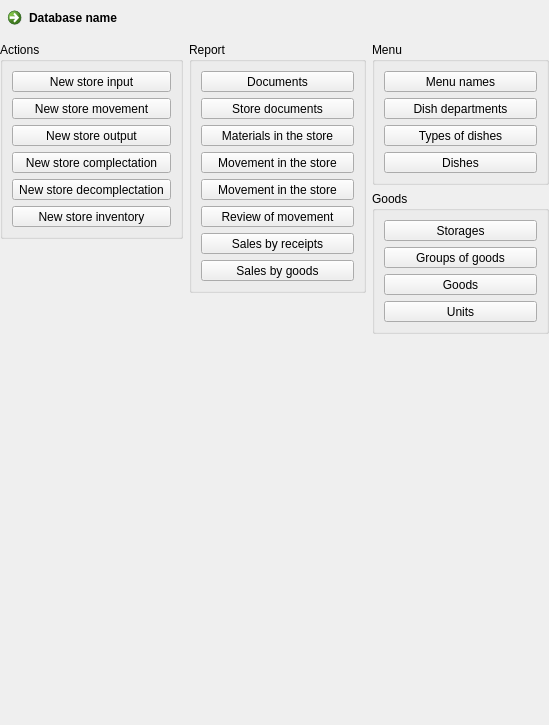
Old version of the form FrontDesk/c5welcomepage.ui in the repository End1-1/Cafe5.
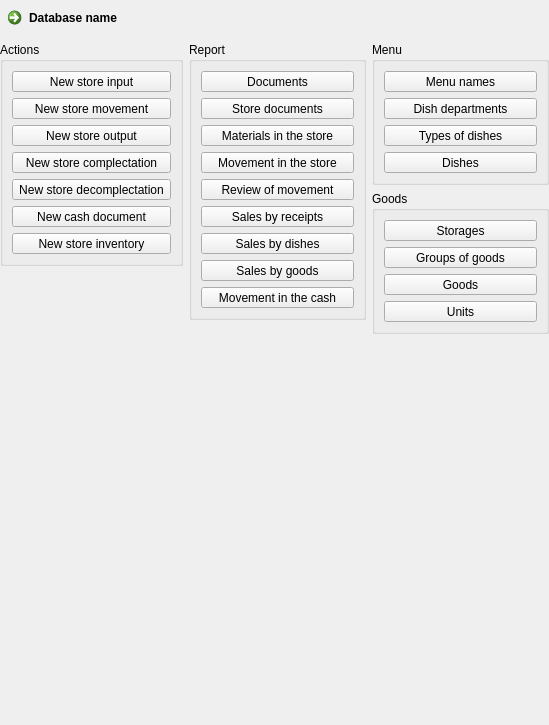
New version of the form. Icons and pictures are not drawn.

The edit to the form file:
```diff
--- a/FrontDesk/c5welcomepage.ui
+++ b/FrontDesk/c5welcomepage.ui
@@ -434,6 +434,35 @@
            </property>
           </widget>
          </item>
+         <item>
+          <widget class="QToolButton" name="btnNewCashDocument">
+           <property name="sizePolicy">
+            <sizepolicy hsizetype="Preferred" vsizetype="Fixed">
+             <horstretch>0</horstretch>
+             <verstretch>0</verstretch>
+            </sizepolicy>
+           </property>
+           <property name="focusPolicy">
+            <enum>Qt::NoFocus</enum>
+           </property>
+           <property name="text">
+            <string>New cash document</string>
+           </property>
+           <property name="icon">
+            <iconset resource="../resources/res.qrc">
+             <normaloff>:/cash.png</normaloff>:/cash.png</iconset>
+           </property>
+           <property name="iconSize">
+            <size>
+             <width>16</width>
+             <height>16</height>
+            </size>
+           </property>
+           <property name="toolButtonStyle">
+            <enum>Qt::ToolButtonTextUnderIcon</enum>
+           </property>
+          </widget>
+         </item>
          <item>
           <widget class="QToolButton" name="btnNewStoreInventory">
            <property name="sizePolicy">
@@ -575,25 +604,8 @@
              <verstretch>0</verstretch>
             </sizepolicy>
            </property>
-           <property name="text">
-            <string>Movement in the store</string>
-           </property>
-           <property name="icon">
-            <iconset resource="../resources/res.qrc">
-             <normaloff>:/documents.png</normaloff>:/documents.png</iconset>
-           </property>
-           <property name="toolButtonStyle">
-            <enum>Qt::ToolButtonTextUnderIcon</enum>
-           </property>
-          </widget>
-         </item>
-         <item>
-          <widget class="QToolButton" name="btnMovementInStore_2">
-           <property name="sizePolicy">
-            <sizepolicy hsizetype="Preferred" vsizetype="Fixed">
-             <horstretch>0</horstretch>
-             <verstretch>0</verstretch>
-            </sizepolicy>
+           <property name="focusPolicy">
+            <enum>Qt::NoFocus</enum>
            </property>
            <property name="text">
             <string>Movement in the store</string>
@@ -647,6 +659,29 @@
            </property>
           </widget>
          </item>
+         <item>
+          <widget class="QToolButton" name="btnSaleDishes">
+           <property name="sizePolicy">
+            <sizepolicy hsizetype="Preferred" vsizetype="Fixed">
+             <horstretch>0</horstretch>
+             <verstretch>0</verstretch>
+            </sizepolicy>
+           </property>
+           <property name="focusPolicy">
+            <enum>Qt::NoFocus</enum>
+           </property>
+           <property name="text">
+            <string>Sales by dishes</string>
+           </property>
+           <property name="icon">
+            <iconset resource="../resources/res.qrc">
+             <normaloff>:/graph.png</normaloff>:/graph.png</iconset>
+           </property>
+           <property name="toolButtonStyle">
+            <enum>Qt::ToolButtonTextUnderIcon</enum>
+           </property>
+          </widget>
+         </item>
          <item>
           <widget class="QToolButton" name="btnSaleOfItems">
            <property name="sizePolicy">
@@ -667,6 +702,29 @@
            </property>
           </widget>
          </item>
+         <item>
+          <widget class="QToolButton" name="btnCashMovement">
+           <property name="sizePolicy">
+            <sizepolicy hsizetype="Preferred" vsizetype="Fixed">
+             <horstretch>0</horstretch>
+             <verstretch>0</verstretch>
+            </sizepolicy>
+           </property>
+           <property name="focusPolicy">
+            <enum>Qt::NoFocus</enum>
+           </property>
+           <property name="text">
+            <string>Movement in the cash</string>
+           </property>
+           <property name="icon">
+            <iconset resource="../resources/res.qrc">
+             <normaloff>:/cash.png</normaloff>:/cash.png</iconset>
+           </property>
+           <property name="toolButtonStyle">
+            <enum>Qt::ToolButtonTextUnderIcon</enum>
+           </property>
+          </widget>
+         </item>
         </layout>
        </widget>
       </item>
@@ -678,7 +736,7 @@
         <property name="sizeHint" stdset="0">
          <size>
           <width>20</width>
-          <height>283</height>
+          <height>238</height>
          </size>
         </property>
        </spacer>
```
Left out of the diff: 90 changed lines with no effect on the pictures.
